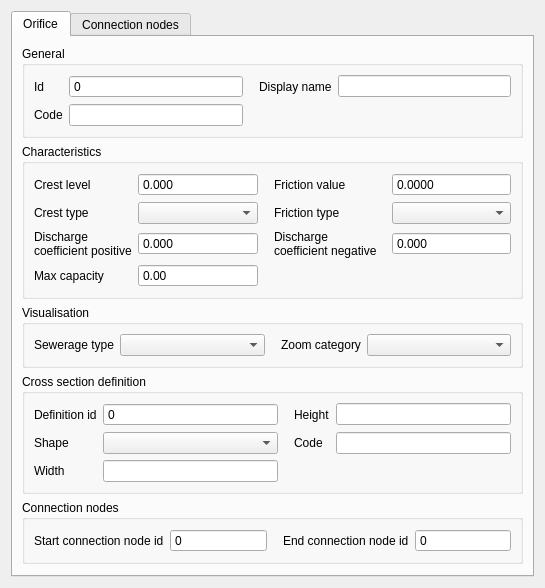
The window that threedi_model_builder/forms/ui/orifice.ui (nens/threedi-schematisation-editor) describes before a commit, drawn with Qt 5.
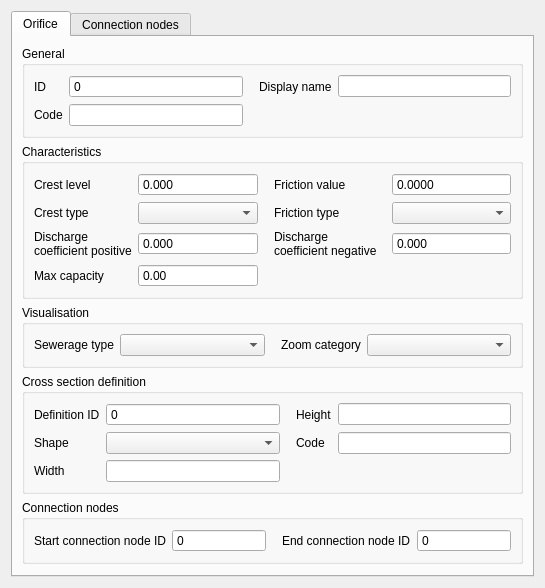
The same window after the commit. Custom widgets are drawn as their Qt base class.

Diff of the .ui file:
```diff
--- a/threedi_model_builder/forms/ui/orifice.ui
+++ b/threedi_model_builder/forms/ui/orifice.ui
@@ -95,7 +95,7 @@
              <set>Qt::ImhNone</set>
             </property>
             <property name="text">
-             <string>Start connection node id</string>
+             <string>Start connection node ID</string>
             </property>
             <property name="alignment">
              <set>Qt::AlignLeading|Qt::AlignLeft|Qt::AlignVCenter</set>
@@ -142,7 +142,7 @@
              <set>Qt::ImhNone</set>
             </property>
             <property name="text">
-             <string>End connection node id</string>
+             <string>End connection node ID</string>
             </property>
             <property name="alignment">
              <set>Qt::AlignLeading|Qt::AlignLeft|Qt::AlignVCenter</set>
@@ -205,7 +205,7 @@
              <locale language="English" country="UnitedStates"/>
             </property>
             <property name="text">
-             <string>Id</string>
+             <string>ID</string>
             </property>
             <property name="alignment">
              <set>Qt::AlignLeading|Qt::AlignLeft|Qt::AlignVCenter</set>
@@ -360,7 +360,7 @@
              <set>Qt::ImhNone</set>
             </property>
             <property name="text">
-             <string>Definition id</string>
+             <string>Definition ID</string>
             </property>
            </widget>
           </item>
```
Left out of the diff: 4 changed lines with no effect on the pictures.
